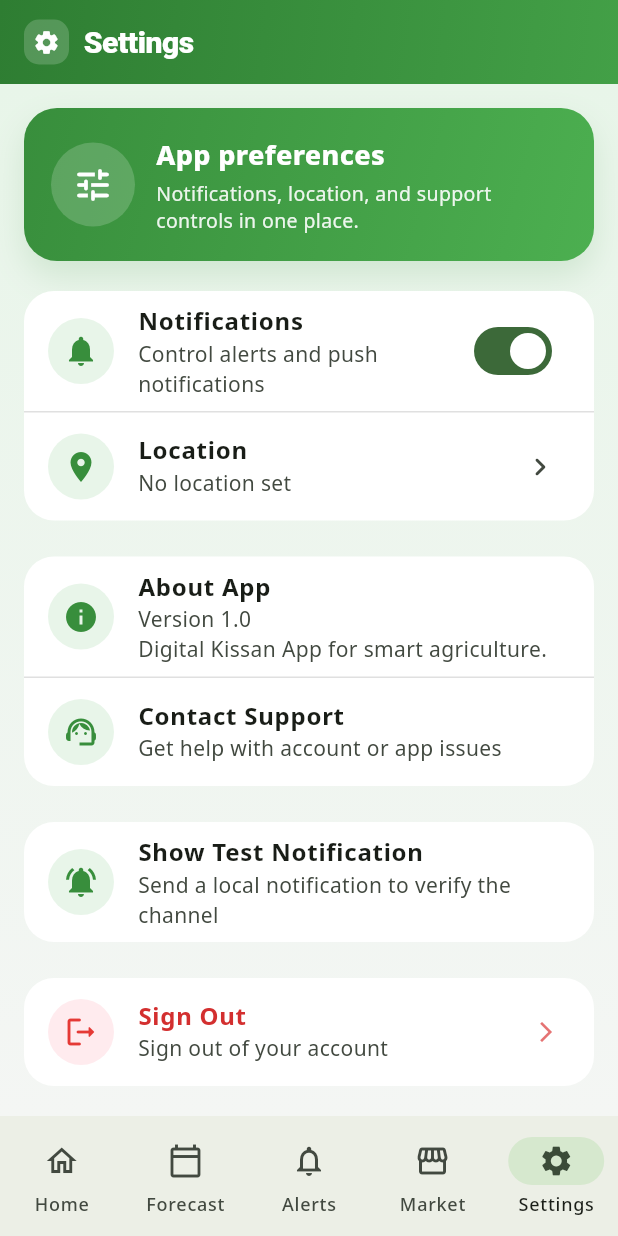
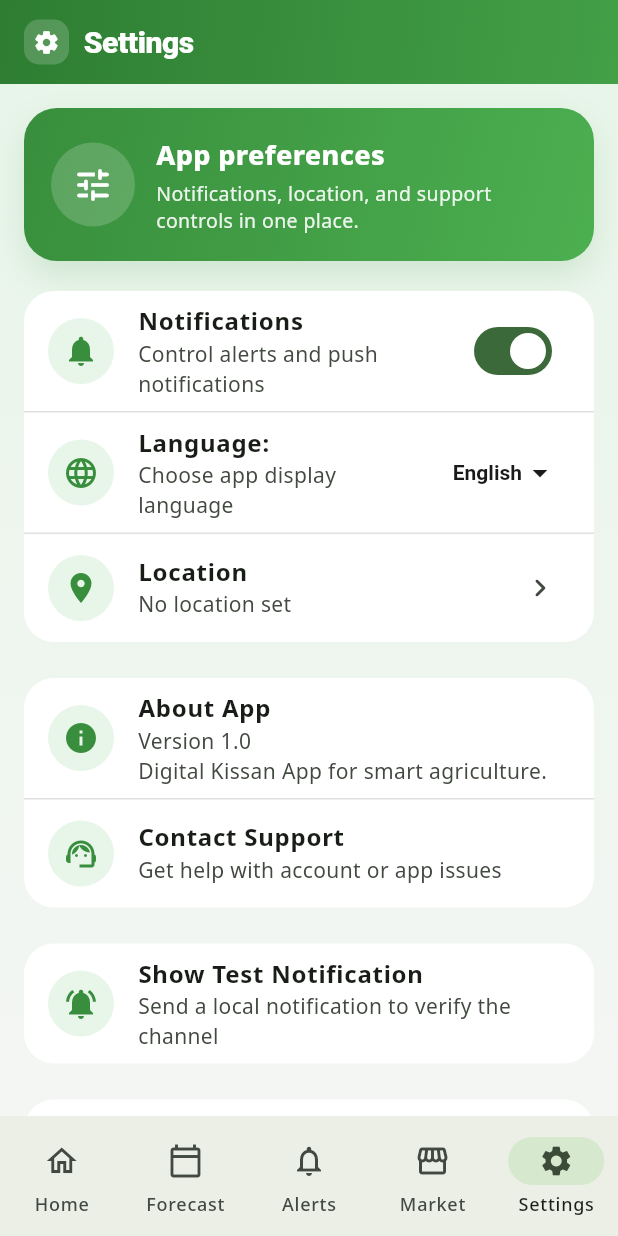
Before and after one commit to naveedabbas777/final-year-project, a Flutter app: the screen it shows once a user with an empty profile is signed in, item 5 of the bottom bar chosen, on a phone screen of 412 x 824 dp. Run offline on Flutter 3.47's test engine with Material 3 defaults, Android fonts, the light colour scheme and no system bars; our stand-ins replace cloud_firestore, firebase_auth, firebase_core, firebase_messaging, flutter_local_notifications, geocoding and 5 more; missing offline and left inert: mapbox_maps_flutter; accounts and stored records are empty; network calls fail.

Commit message:
language change button is making correct

```diff
--- a/mockup_app_1/lib/main.dart
+++ b/mockup_app_1/lib/main.dart
@@ -73,10 +73,16 @@ Future<void> main() async {
   final fcmToken = await notificationService.getFcmToken();
   debugPrint('FCM Token: $fcmToken');
 
+  final prefs = await SharedPreferences.getInstance();
+  final savedLanguageCode = prefs.getString(LanguageProvider.localeStorageKey);
+  final initialLocale = LanguageProvider.resolveLocale(savedLanguageCode);
+
   runApp(
     MultiProvider(
       providers: [
-        ChangeNotifierProvider(create: (_) => LanguageProvider()),
+        ChangeNotifierProvider(
+          create: (_) => LanguageProvider(initialLocale: initialLocale),
+        ),
         ChangeNotifierProvider(create: (_) => app_auth.AuthProvider()),
         ChangeNotifierProvider(create: (_) => PlantDiseaseProvider()),
         Provider<NotificationService>.value(value: notificationService),
@@ -157,7 +163,18 @@ class AppRouter extends StatefulWidget {
 
 class _AppRouterState extends State<AppRouter> {
   static const String _kNotificationsEnabled = 'notifications_enabled';
+  static const Duration _minimumSplashDuration = Duration(milliseconds: 2000);
   bool _notificationPromptShown = false;
+  bool _minimumSplashElapsed = false;
+
+  @override
+  void initState() {
+    super.initState();
+    Future.delayed(_minimumSplashDuration, () {
+      if (!mounted) return;
+      setState(() => _minimumSplashElapsed = true);
+    });
+  }
 
   Future<void> _maybeShowNotificationReminder({
     required bool isBootstrapComplete,
@@ -210,13 +227,17 @@ class _AppRouterState extends State<AppRouter> {
   Widget build(BuildContext context) {
     return Consumer<app_auth.AuthProvider>(
       builder: (_, auth, __) {
+        final readyForMainFlow =
+            auth.isBootstrapComplete && _minimumSplashElapsed;
+
         _maybeShowNotificationReminder(
-          isBootstrapComplete: auth.isBootstrapComplete,
+          isBootstrapComplete: readyForMainFlow,
           isSignedIn: auth.isSignedIn,
         );
 
-        // Auth state not yet resolved — keep showing splash
-        if (!auth.isBootstrapComplete) {
+        // Keep splash visible until auth bootstrap finishes and minimum
+        // display time has elapsed, so transitions feel intentional.
+        if (!readyForMainFlow) {
           return const SplashScreen();
         }
         // Signed in → go to home (admin or farmer dashboard)
--- a/mockup_app_1/lib/providers/language_provider.dart
+++ b/mockup_app_1/lib/providers/language_provider.dart
@@ -1,14 +1,36 @@
 import 'package:flutter/material.dart';
+import 'package:shared_preferences/shared_preferences.dart';
 
 class LanguageProvider with ChangeNotifier {
-  Locale _locale = const Locale('en', '');
+  static const String localeStorageKey = 'app_locale_code';
+  Locale _locale;
+
+  LanguageProvider({Locale? initialLocale})
+    : _locale =
+          (initialLocale != null && L10n.all.contains(initialLocale))
+              ? initialLocale
+              : const Locale('en', '');
 
   Locale get locale => _locale;
 
   void setLocale(Locale locale) {
     if (!L10n.all.contains(locale)) return;
+    if (_locale == locale) return;
     _locale = locale;
     notifyListeners();
+    _persistLocale(locale.languageCode);
+  }
+
+  static Locale resolveLocale(String? languageCode) {
+    return L10n.all.firstWhere(
+      (locale) => locale.languageCode == languageCode,
+      orElse: () => const Locale('en', ''),
+    );
+  }
+
+  Future<void> _persistLocale(String languageCode) async {
+    final prefs = await SharedPreferences.getInstance();
+    await prefs.setString(localeStorageKey, languageCode);
   }
 }
 
--- a/mockup_app_1/lib/screens/settings_screen.dart
+++ b/mockup_app_1/lib/screens/settings_screen.dart
@@ -4,6 +4,7 @@ import 'package:provider/provider.dart';
 import 'package:shared_preferences/shared_preferences.dart';
 import 'package:mockup_app/l10n/app_localizations.dart';
 import 'package:mockup_app/config/app_theme.dart';
+import 'package:mockup_app/providers/language_provider.dart';
 import 'location_screen.dart';
 import 'package:permission_handler/permission_handler.dart';
 import '../services/market_api_service.dart';
@@ -197,6 +198,10 @@ class _SettingsScreenState extends State<SettingsScreen> {
 
   @override
   Widget build(BuildContext context) {
+    final languageProvider = Provider.of<LanguageProvider>(context);
+    final currentLanguageString =
+        languageProvider.locale.languageCode == 'en' ? 'English' : 'Urdu';
+
     return Scaffold(
       backgroundColor: AppColors.background,
       appBar: AppBar(
@@ -395,6 +400,56 @@ class _SettingsScreenState extends State<SettingsScreen> {
                     ),
                     value: _notificationsEnabled,
                     onChanged: _handleNotificationToggle,
+                  ),
+                  const Divider(height: 1),
+                  ListTile(
+                    leading: Container(
+                      padding: const EdgeInsets.all(10),
+                      decoration: BoxDecoration(
+                        color: Colors.green.shade50,
+                        shape: BoxShape.circle,
+                      ),
+                      child: Icon(Icons.language, color: Colors.green.shade700),
+                    ),
+                    title: Text(
+                      AppLocalizations.of(context)!.languageLabel,
+                      style: const TextStyle(fontWeight: FontWeight.w700),
+                    ),
+                    subtitle: const Text('Choose app display language'),
+                    trailing: DropdownButton<String>(
+                      value: currentLanguageString,
+                      underline: const SizedBox.shrink(),
+                      dropdownColor: AppColors.surface,
+                      iconEnabledColor: AppColors.textPrimary,
+                      style: const TextStyle(
+                        color: AppColors.textPrimary,
+                        fontWeight: FontWeight.w600,
+                      ),
+                      items: const [
+                        DropdownMenuItem(
+                          value: 'English',
+                          child: Text(
+                            'English',
+                            style: TextStyle(color: AppColors.textPrimary),
+                          ),
+                        ),
+                        DropdownMenuItem(
+                          value: 'Urdu',
+                          child: Text(
+                            'Urdu',
+                            style: TextStyle(color: AppColors.textPrimary),
+                          ),
+                        ),
+                      ],
+                      onChanged: (String? newValue) {
+                        if (newValue == null) return;
+                        languageProvider.setLocale(
+                          newValue == 'English'
+                              ? const Locale('en', '')
+                              : const Locale('ur', ''),
+                        );
+                      },
+                    ),
                   ),
                   const Divider(height: 1),
                   ListTile(
```
Also changed, not shown: mockup_app_1/lib/screens/login_screen.dart (+22 -2 lines).
